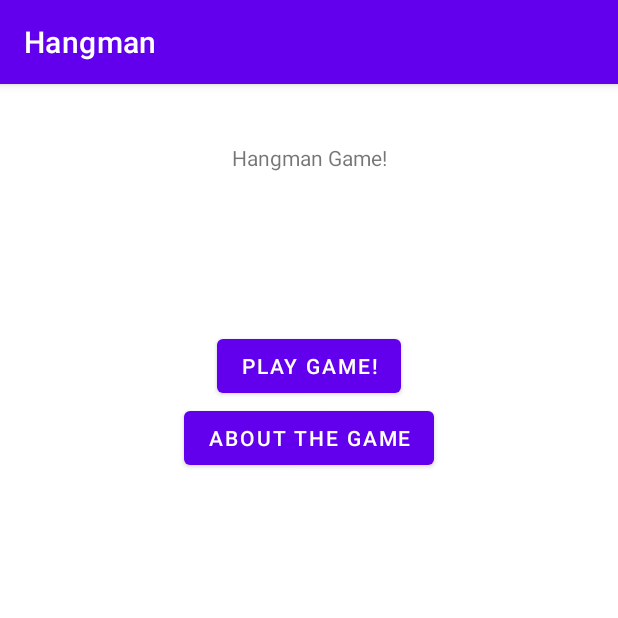
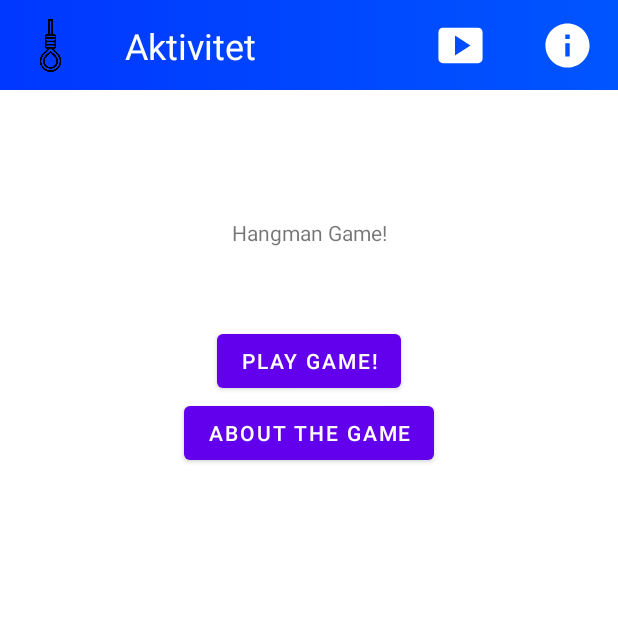
Before and after one commit to ehildingg/Hangman-Game-, an Android app: the screen it shows after launch (MainActivity), on a phone screen of 412 x 824 dp, the top half of it. Run offline under Robolectric (Android 15) with nearby library versions, the phone set to English and light mode, and no system bars.

Commit message:
Custom actionbar i main, design någorlunda inga funktioner

```diff
--- /dev/null
+++ b/app/src/main/res/drawable/gradient_actionbar.xml
@@ -0,0 +1,13 @@
+<?xml version="1.0" encoding="utf-8"?>
+<selector xmlns:android="http://schemas.android.com/apk/res/android">
+
+    <item>
+        <shape>
+            <gradient
+                android:angle="0"
+                android:startColor="#0037FF"
+                android:endColor="#0055FF"
+                android:type="linear"/>
+        </shape>
+    </item>
+</selector>
--- /dev/null
+++ b/app/src/main/res/drawable/ic_info.xml
@@ -0,0 +1,5 @@
+<vector android:height="24dp" android:tint="#FFFFFF"
+    android:viewportHeight="24" android:viewportWidth="24"
+    android:width="24dp" xmlns:android="http://schemas.android.com/apk/res/android">
+    <path android:fillColor="@android:color/white" android:pathData="M12,2C6.48,2 2,6.48 2,12s4.48,10 10,10 10,-4.48 10,-10S17.52,2 12,2zM13,17h-2v-6h2v6zM13,9h-2L11,7h2v2z"/>
+</vector>
--- /dev/null
+++ b/app/src/main/res/drawable/ic_play_white.xml
@@ -0,0 +1,5 @@
+<vector android:height="24dp" android:tint="#FFFFFF"
+    android:viewportHeight="24" android:viewportWidth="24"
+    android:width="24dp" xmlns:android="http://schemas.android.com/apk/res/android">
+    <path android:fillColor="@android:color/white" android:pathData="M20,4H4C2.9,4 2,4.9 2,6v12c0,1.1 0.9,2 2,2h16c1.1,0 2,-0.9 2,-2V6C22,4.9 21.1,4 20,4zM9.5,16.5v-9l7,4.5L9.5,16.5z"/>
+</vector>
--- a/app/src/main/res/layout/activity_main.xml
+++ b/app/src/main/res/layout/activity_main.xml
@@ -5,6 +5,10 @@
     android:layout_width="match_parent"
     android:layout_height="match_parent"
     tools:context=".MainActivity">
+
+    <include
+        android:id="@+id/include"
+        layout="@layout/custom_actionbar" />
 
     <TextView
         android:id="@+id/textView"
@@ -14,7 +18,8 @@
         app:layout_constraintBottom_toTopOf="@+id/guideline4"
         app:layout_constraintEnd_toEndOf="parent"
         app:layout_constraintStart_toStartOf="parent"
-        app:layout_constraintTop_toTopOf="parent" />
+        app:layout_constraintTop_toBottomOf="@+id/include"
+        app:layout_constraintVertical_bias="1.0" />
 
     <Button
         android:id="@+id/button_one"
@@ -50,6 +55,6 @@
         android:layout_width="wrap_content"
         android:layout_height="wrap_content"
         android:orientation="horizontal"
-        app:layout_constraintGuide_begin="98dp" />
+        app:layout_constraintGuide_begin="165dp" />
 
 </androidx.constraintlayout.widget.ConstraintLayout>
--- /dev/null
+++ b/app/src/main/res/layout/custom_actionbar.xml
@@ -0,0 +1,68 @@
+<?xml version="1.0" encoding="utf-8"?>
+<androidx.constraintlayout.widget.ConstraintLayout xmlns:android="http://schemas.android.com/apk/res/android"
+    xmlns:tools="http://schemas.android.com/tools"
+    android:layout_width="match_parent"
+    xmlns:app="http://schemas.android.com/apk/res-auto"
+    android:background="@drawable/gradient_actionbar"
+    android:layout_height="wrap_content">
+
+    <androidx.constraintlayout.widget.ConstraintLayout
+        android:layout_width="match_parent"
+        android:layout_height="wrap_content"
+        android:minHeight="60dp"
+        app:layout_constraintTop_toTopOf="parent"
+        app:layout_constraintWidth="match_parent"
+
+
+        >
+
+        <ImageButton
+            android:id="@+id/imageButton2"
+            android:layout_width="35dp"
+            android:layout_height="35dp"
+            android:layout_marginEnd="36dp"
+            android:background="@color/transparent"
+            android:elevation="10dp"
+            android:scaleType="fitCenter"
+            app:layout_constraintBottom_toBottomOf="parent"
+            app:layout_constraintEnd_toStartOf="@+id/imageButton3"
+            app:layout_constraintTop_toTopOf="parent"
+            app:srcCompat="@drawable/ic_play_white" />
+
+        <ImageButton
+            android:id="@+id/imageButton3"
+            android:layout_width="35dp"
+            android:layout_height="35dp"
+            android:scaleType="fitCenter"
+            android:background="@color/transparent"
+            android:layout_marginEnd="16dp"
+            app:layout_constraintBottom_toBottomOf="parent"
+            app:layout_constraintEnd_toEndOf="parent"
+            app:layout_constraintTop_toTopOf="parent"
+            app:srcCompat="@drawable/ic_info" />
+
+        <ImageView
+            android:id="@+id/imageView"
+            android:layout_width="35dp"
+            android:layout_height="35dp"
+            android:layout_marginStart="16dp"
+            app:layout_constraintBottom_toBottomOf="parent"
+            app:layout_constraintStart_toStartOf="parent"
+            app:layout_constraintTop_toTopOf="parent"
+            app:layout_constraintVertical_bias="0.52"
+            app:srcCompat="@drawable/rope" />
+
+        <TextView
+            android:id="@+id/textView3"
+            android:layout_width="wrap_content"
+            android:layout_height="wrap_content"
+            android:layout_marginStart="32dp"
+            android:textColor="@color/white"
+            android:text="Aktivitet "
+            android:textSize="24sp"
+            app:layout_constraintBottom_toBottomOf="parent"
+            app:layout_constraintStart_toEndOf="@+id/imageView"
+            app:layout_constraintTop_toTopOf="parent" />
+    </androidx.constraintlayout.widget.ConstraintLayout>
+
+</androidx.constraintlayout.widget.ConstraintLayout>
--- a/app/src/main/res/values/colors.xml
+++ b/app/src/main/res/values/colors.xml
@@ -7,4 +7,5 @@
     <color name="teal_700">#FF018786</color>
     <color name="black">#FF000000</color>
     <color name="white">#FFFFFFFF</color>
+    <color name="transparent">#00C6ADFF</color>
 </resources>
--- a/app/src/main/res/values/themes.xml
+++ b/app/src/main/res/values/themes.xml
@@ -1,6 +1,6 @@
 <resources xmlns:tools="http://schemas.android.com/tools">
     <!-- Base application theme. -->
-    <style name="Theme.Hangman_ehilding" parent="Theme.MaterialComponents.DayNight.DarkActionBar">
+    <style name="Theme.Hangman_ehilding" parent="Theme.MaterialComponents.DayNight.NoActionBar">
         <!-- Primary brand color. -->
         <item name="colorPrimary">@color/purple_500</item>
         <item name="colorPrimaryVariant">@color/purple_700</item>
```
Also changed, not shown: app/src/main/res/drawable/rope.png (added).
